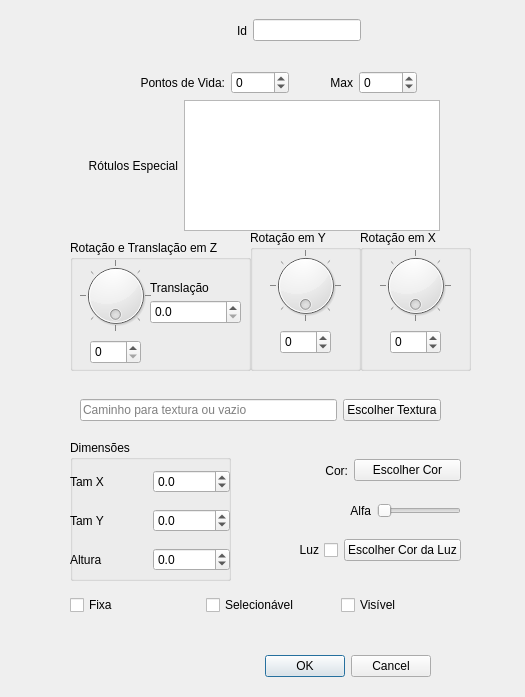
Qt form ifg/qt/ui/forma.ui (matferib/tabuleiro-virtual) before a commit.
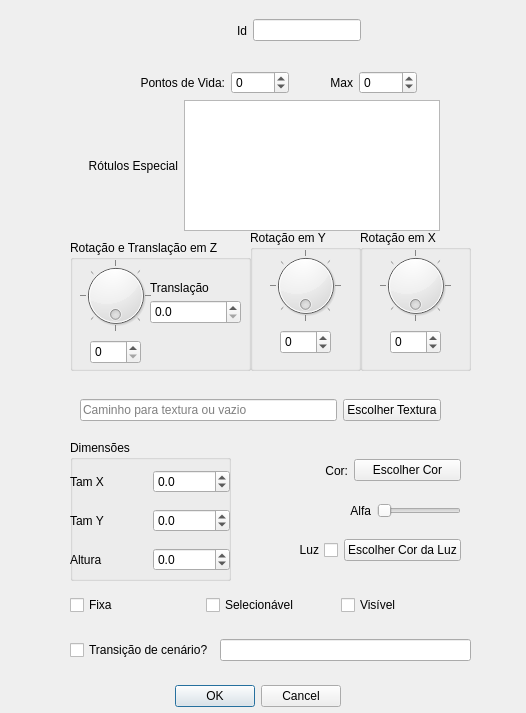
The same form after that commit.

Commit message: transicao de cenario em formas

Patch:
```diff
--- a/ifg/qt/ui/forma.ui
+++ b/ifg/qt/ui/forma.ui
@@ -6,8 +6,8 @@
    <rect>
     <x>0</x>
     <y>0</y>
-    <width>525</width>
-    <height>697</height>
+    <width>526</width>
+    <height>713</height>
    </rect>
   </property>
   <property name="windowTitle">
@@ -42,8 +42,8 @@
   <widget class="QDialogButtonBox" name="botoes">
    <property name="geometry">
     <rect>
-     <x>90</x>
-     <y>650</y>
+     <x>0</x>
+     <y>680</y>
      <width>341</width>
      <height>32</height>
     </rect>
@@ -696,20 +696,28 @@
     </property>
    </widget>
   </widget>
-  <zorder>horizontalLayoutWidget</zorder>
-  <zorder>botoes</zorder>
-  <zorder>horizontalLayoutWidget_2</zorder>
-  <zorder>groupBox</zorder>
-  <zorder>groupBox_2</zorder>
-  <zorder>horizontalLayoutWidget_3</zorder>
-  <zorder>layoutWidget</zorder>
-  <zorder>horizontalLayoutWidget_4</zorder>
-  <zorder>groupBox_3</zorder>
-  <zorder>horizontalLayoutWidget_5</zorder>
-  <zorder>horizontalLayoutWidget_6</zorder>
-  <zorder>layoutWidget_2</zorder>
-  <zorder>groupBox_4</zorder>
-  <zorder>dial_rotacao_x</zorder>
+  <widget class="QWidget" name="horizontalLayoutWidget_7">
+   <property name="geometry">
+    <rect>
+     <x>70</x>
+     <y>630</y>
+     <width>401</width>
+     <height>41</height>
+    </rect>
+   </property>
+   <layout class="QHBoxLayout" name="horizontalLayout_14">
+    <item>
+     <widget class="QCheckBox" name="checkbox_transicao_cenario">
+      <property name="text">
+       <string>Transição de cenário?</string>
+      </property>
+     </widget>
+    </item>
+    <item>
+     <widget class="QLineEdit" name="linha_transicao_cenario"/>
+    </item>
+   </layout>
+  </widget>
  </widget>
  <resources/>
  <connections>
```
The commit also changes 8 other files.
